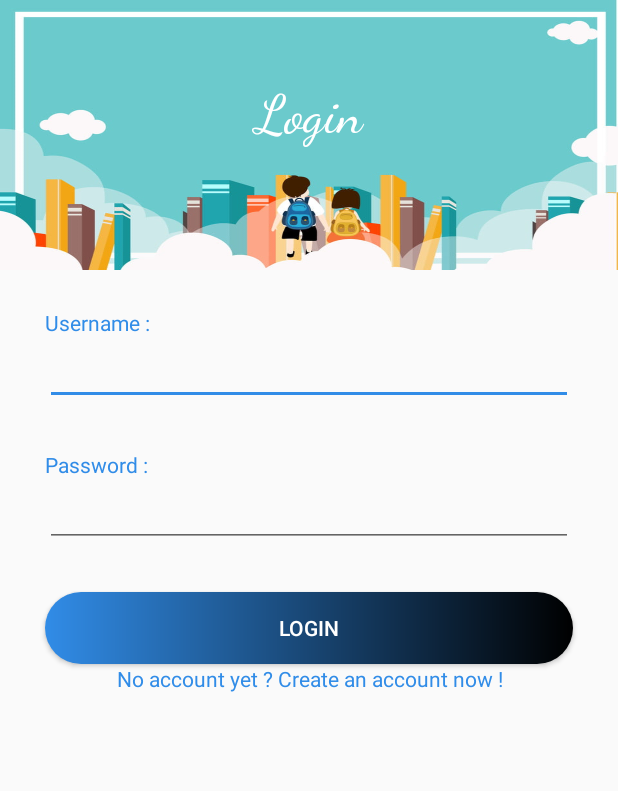
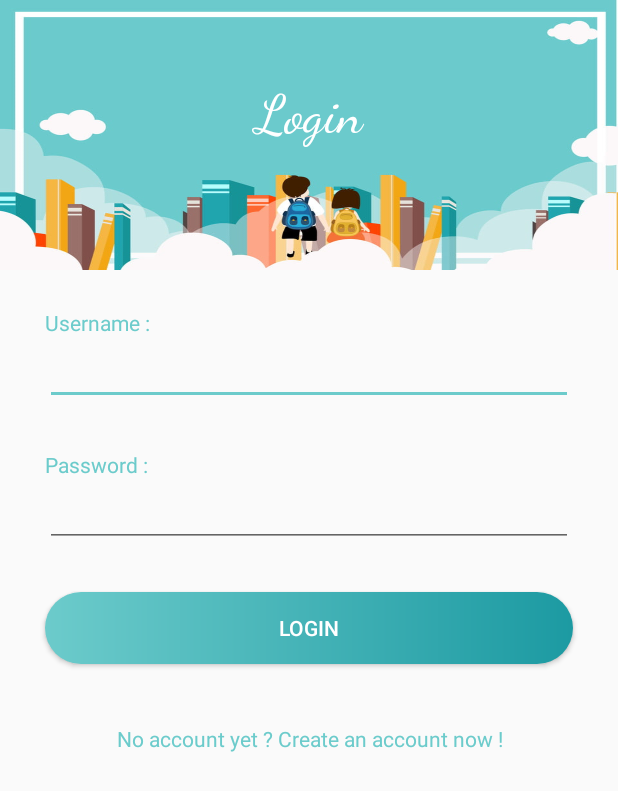
Before and after one commit to Hurribeast/studentapp, an Android app: the layout login_activity.xml on its own in the app's theme, with its tools: preview values and no code run, on a phone screen of 412 x 824 dp. Shown: the top 791 px of the screen. Run offline under Robolectric (Android 15) with nearby library versions, the phone set to English and light mode, and no system bars.

Commit message:
finition page login

```diff
--- a/app/src/main/res/drawable/login_button_bg.xml
+++ b/app/src/main/res/drawable/login_button_bg.xml
@@ -2,7 +2,7 @@
 <shape xmlns:android="http://schemas.android.com/apk/res/android">
     <gradient
         android:startColor="@color/colorAccent"
-        android:endColor="#000"
+        android:endColor="#1c9aa2"
         >
     </gradient>
 
--- a/app/src/main/res/layout/login_activity.xml
+++ b/app/src/main/res/layout/login_activity.xml
@@ -55,7 +55,9 @@
         android:layout_width="match_parent"
         android:layout_height="wrap_content"
         android:text="No account yet ? Create an account now !"
+        android:layout_marginVertical="40dp"
         android:textAlignment="center"
+        android:textSize="14dp"
         android:textColor="@color/colorAccent"
         />
 </LinearLayout>
--- a/app/src/main/res/values/colors.xml
+++ b/app/src/main/res/values/colors.xml
@@ -2,5 +2,5 @@
 <resources>
     <color name="colorPrimary">#999</color>
     <color name="colorPrimaryDark">#303030</color>
-    <color name="colorAccent">#318CE7</color>
+    <color name="colorAccent">#6ccbcb</color>
 </resources>
```
